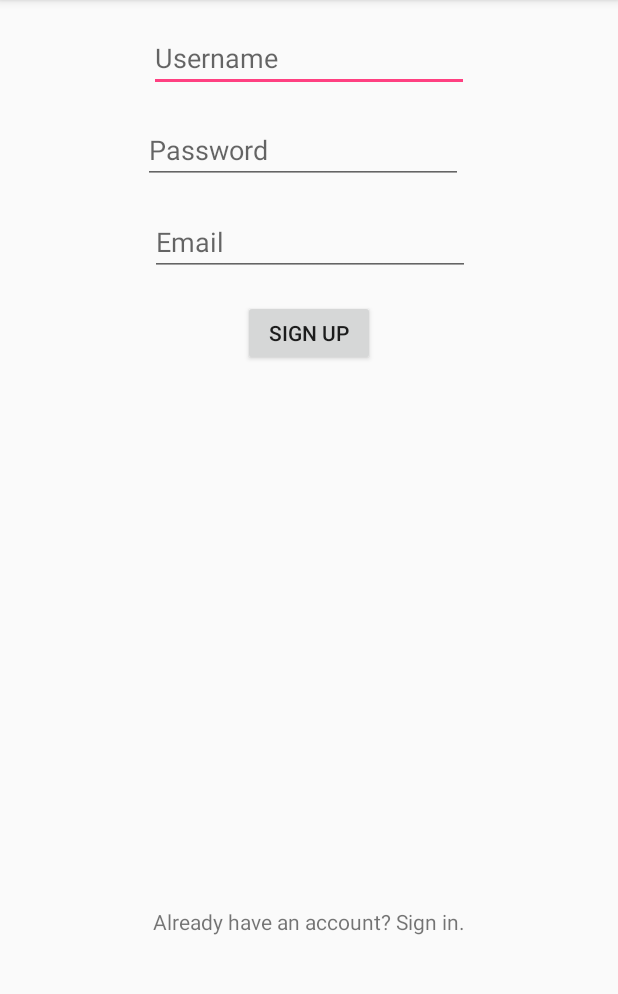
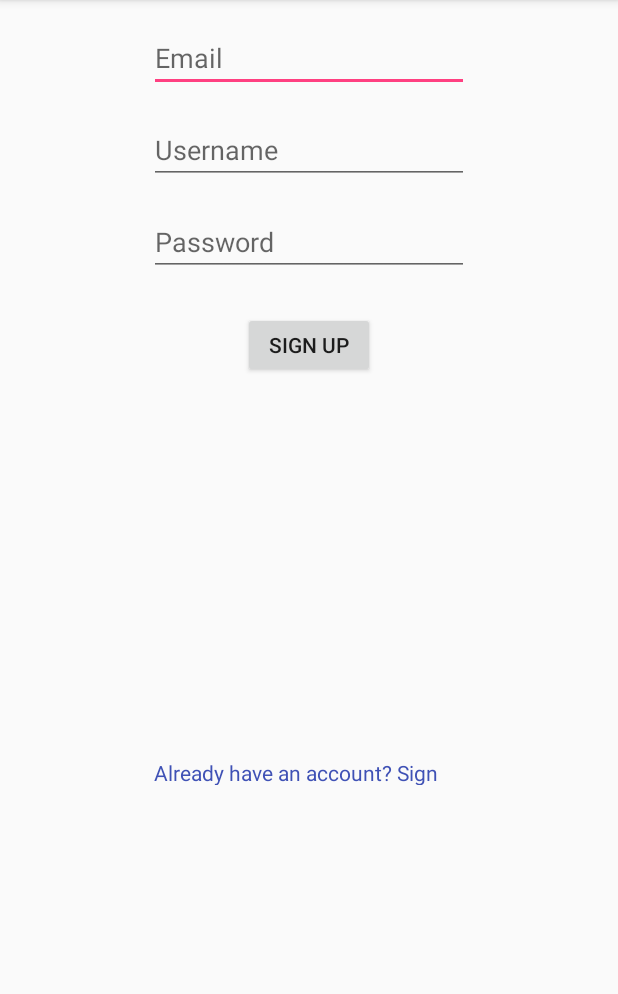
Before and after one commit to rebeccafinne/TraningsApp, an Android app: the CreateActivity screen opened directly, with no data from a screen before it, on a phone screen of 412 x 824 dp, the part 84-1078 px from its top. Run offline under Robolectric (Android 15) with nearby library versions, the phone set to English and light mode, and no system bars; our stand-ins replace Firebase (no records; nobody signed in at launch, a user with empty details on screens opened directly).

Commit message:
Changed the design of createActivity a litte bit and fixed so that when a user creates an account he/she get signed in instantly

```diff
--- a/TrainingApp/app/src/main/java/kandidat/trainingapp/CreateActivity.java
+++ b/TrainingApp/app/src/main/java/kandidat/trainingapp/CreateActivity.java
@@ -123,6 +123,10 @@ public class CreateActivity extends AppCompatActivity implements View.OnClickLis
 
     public void signIn(String email, String password){
         mauth.signInWithEmailAndPassword(email,password);
+        Intent loginIntent = new Intent(CreateActivity.this, ProfileActivity.class);
+        loginIntent.addFlags(Intent.FLAG_ACTIVITY_CLEAR_TOP);
+        startActivity(loginIntent);
+
     }
 
     @Override
--- a/TrainingApp/app/src/main/java/kandidat/trainingapp/ProfileActivity.java
+++ b/TrainingApp/app/src/main/java/kandidat/trainingapp/ProfileActivity.java
@@ -15,7 +15,7 @@ import com.google.firebase.database.FirebaseDatabase;
 import com.google.firebase.database.ValueEventListener;
 
 public class ProfileActivity extends AppCompatActivity implements View.OnClickListener{
-
+    private final String TAG = "FB_PROFILE";
     private FirebaseAuth mAuth;
     private DatabaseReference mrefUsername;
     private TextView welcomeText;
--- a/TrainingApp/app/src/main/res/layout/activity_create.xml
+++ b/TrainingApp/app/src/main/res/layout/activity_create.xml
@@ -6,6 +6,20 @@
     android:layout_width="match_parent"
     android:layout_height="match_parent"
     tools:context="kandidat.trainingapp.TrainingActivity">
+
+    <EditText
+        android:id="@+id/editEmail"
+        android:layout_width="wrap_content"
+        android:layout_height="wrap_content"
+        android:layout_marginEnd="16dp"
+        android:layout_marginStart="16dp"
+        android:layout_marginTop="16dp"
+        android:ems="10"
+        android:hint="@string/email"
+        android:inputType="textEmailAddress"
+        app:layout_constraintEnd_toEndOf="parent"
+        app:layout_constraintStart_toStartOf="parent"
+        app:layout_constraintTop_toTopOf="parent" />
 
     <EditText
         android:id="@+id/editUsername"
@@ -19,7 +33,7 @@
         android:inputType="textPersonName"
         app:layout_constraintEnd_toEndOf="parent"
         app:layout_constraintStart_toStartOf="parent"
-        app:layout_constraintTop_toTopOf="parent" />
+        app:layout_constraintTop_toBottomOf="@+id/editEmail" />
 
     <EditText
         android:id="@+id/editPassword"
@@ -32,24 +46,8 @@
         android:hint="@string/password"
         android:inputType="textPassword"
         app:layout_constraintEnd_toEndOf="parent"
-        app:layout_constraintHorizontal_bias="0.474"
         app:layout_constraintStart_toStartOf="parent"
         app:layout_constraintTop_toBottomOf="@+id/editUsername" />
-
-    <EditText
-        android:id="@+id/editEmail"
-        android:layout_width="wrap_content"
-        android:layout_height="wrap_content"
-        android:layout_marginEnd="16dp"
-        android:layout_marginStart="16dp"
-        android:layout_marginTop="16dp"
-        android:ems="10"
-        android:hint="@string/email"
-        android:inputType="textEmailAddress"
-        app:layout_constraintEnd_toEndOf="parent"
-        app:layout_constraintHorizontal_bias="0.503"
-        app:layout_constraintStart_toStartOf="parent"
-        app:layout_constraintTop_toBottomOf="@+id/editPassword" />
 
     <Button
         android:id="@+id/create_button"
@@ -57,21 +55,22 @@
         android:layout_height="44dp"
         android:layout_marginEnd="16dp"
         android:layout_marginStart="16dp"
-        android:layout_marginTop="16dp"
+        android:layout_marginTop="24dp"
         android:text="@string/sign_up"
         app:layout_constraintEnd_toEndOf="parent"
         app:layout_constraintStart_toStartOf="parent"
-        app:layout_constraintTop_toBottomOf="@+id/editEmail" />
+        app:layout_constraintTop_toBottomOf="@+id/editPassword" />
 
     <TextView
         android:id="@+id/have_text"
-        android:layout_width="wrap_content"
-        android:layout_height="wrap_content"
-        android:layout_marginBottom="16dp"
+        android:layout_width="207dp"
+        android:layout_height="18dp"
+        android:layout_marginBottom="24dp"
         android:layout_marginEnd="16dp"
         android:layout_marginStart="16dp"
-        android:layout_marginTop="232dp"
+        android:layout_marginTop="32dp"
         android:text="@string/have_account"
+        android:textColor="@color/colorPrimary"
         app:layout_constraintBottom_toBottomOf="parent"
         app:layout_constraintEnd_toEndOf="parent"
         app:layout_constraintStart_toStartOf="parent"
--- a/TrainingApp/app/src/main/res/values/colors.xml
+++ b/TrainingApp/app/src/main/res/values/colors.xml
@@ -1,6 +1,6 @@
 <?xml version="1.0" encoding="utf-8"?>
 <resources>
-    <color name="colorPrimary">#3F51B5</color>
+    <color name="colorPrimary">#3f51b5</color>
     <color name="colorPrimaryDark">#303F9F</color>
     <color name="colorAccent">#FF4081</color>
 </resources>
```
